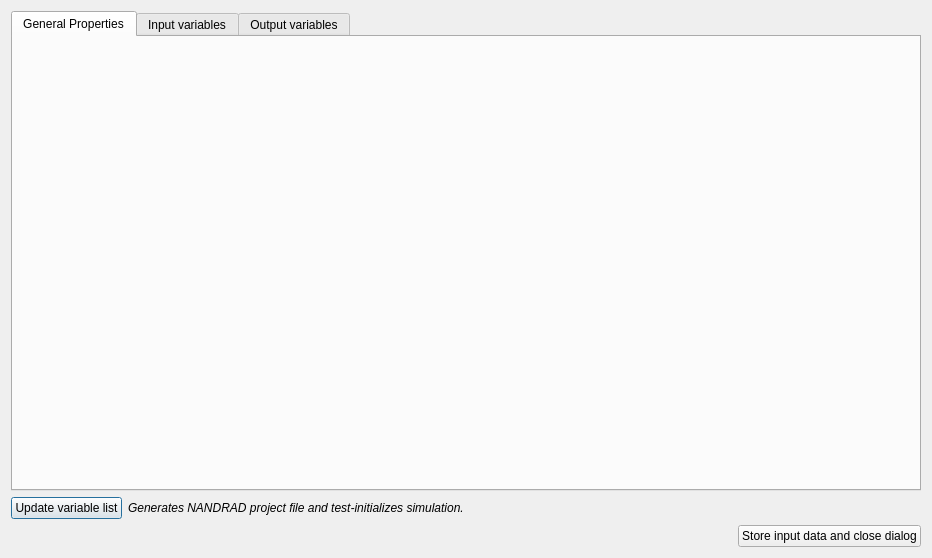
First picture: the form in SIM-VICUS/src/SVSimulationExportFMIDialog.ui, repository ghorwin/SIM-VICUS, before the edit.
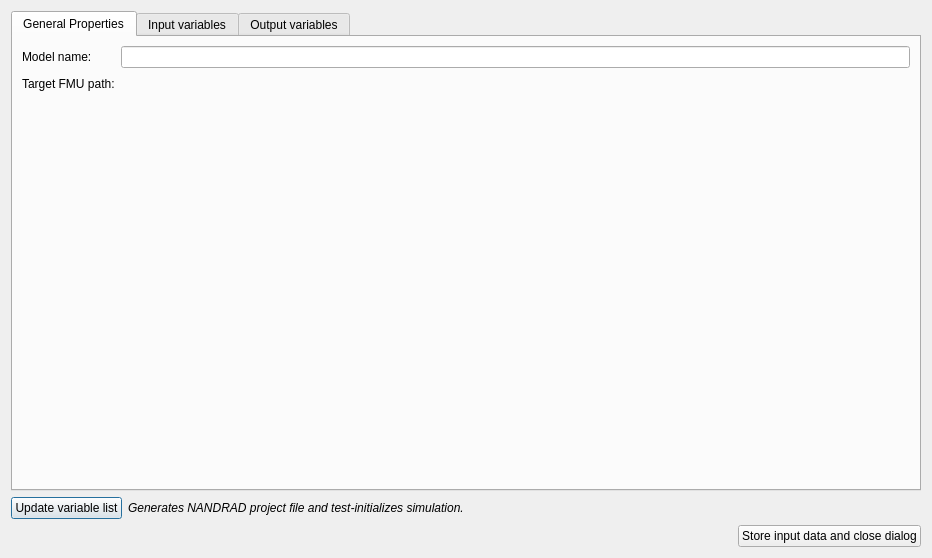
Second picture: the form after the edit. The open tabs and pages were chosen to show the change. Custom widgets are drawn as their Qt base class.

Commit message: Generic FMU parameter edits.

Diff of the .ui file:
```diff
--- a/SIM-VICUS/src/SVSimulationExportFMIDialog.ui
+++ b/SIM-VICUS/src/SVSimulationExportFMIDialog.ui
@@ -23,6 +23,48 @@
       <attribute name="title">
        <string>General Properties</string>
       </attribute>
+      <layout class="QGridLayout" name="gridLayout">
+       <item row="0" column="0">
+        <widget class="QLabel" name="label_2">
+         <property name="text">
+          <string>Model name:</string>
+         </property>
+        </widget>
+       </item>
+       <item row="0" column="1">
+        <widget class="QLineEdit" name="lineEditModelName"/>
+       </item>
+       <item row="1" column="0">
+        <widget class="QLabel" name="label_4">
+         <property name="text">
+          <string>Target FMU path:</string>
+         </property>
+        </widget>
+       </item>
+       <item row="1" column="1">
+        <widget class="QtExt::BrowseFilenameWidget" name="lineEditFilePath" native="true">
+         <property name="minimumSize">
+          <size>
+           <width>0</width>
+           <height>20</height>
+          </size>
+         </property>
+        </widget>
+       </item>
+       <item row="2" column="1">
+        <spacer name="verticalSpacer">
+         <property name="orientation">
+          <enum>Qt::Vertical</enum>
+         </property>
+         <property name="sizeHint" stdset="0">
+          <size>
+           <width>20</width>
+           <height>365</height>
+          </size>
+         </property>
+        </spacer>
+       </item>
+      </layout>
      </widget>
      <widget class="QWidget" name="tabInputVariables">
       <attribute name="title">
@@ -108,6 +150,14 @@
    </item>
   </layout>
  </widget>
+ <customwidgets>
+  <customwidget>
+   <class>QtExt::BrowseFilenameWidget</class>
+   <extends>QWidget</extends>
+   <header>QtExt_BrowseFilenameWidget.h</header>
+   <container>1</container>
+  </customwidget>
+ </customwidgets>
  <resources/>
  <connections/>
 </ui>
```
Left out of the diff: 2 changed lines with no effect on the pictures. The commit also changes 4 other files.
